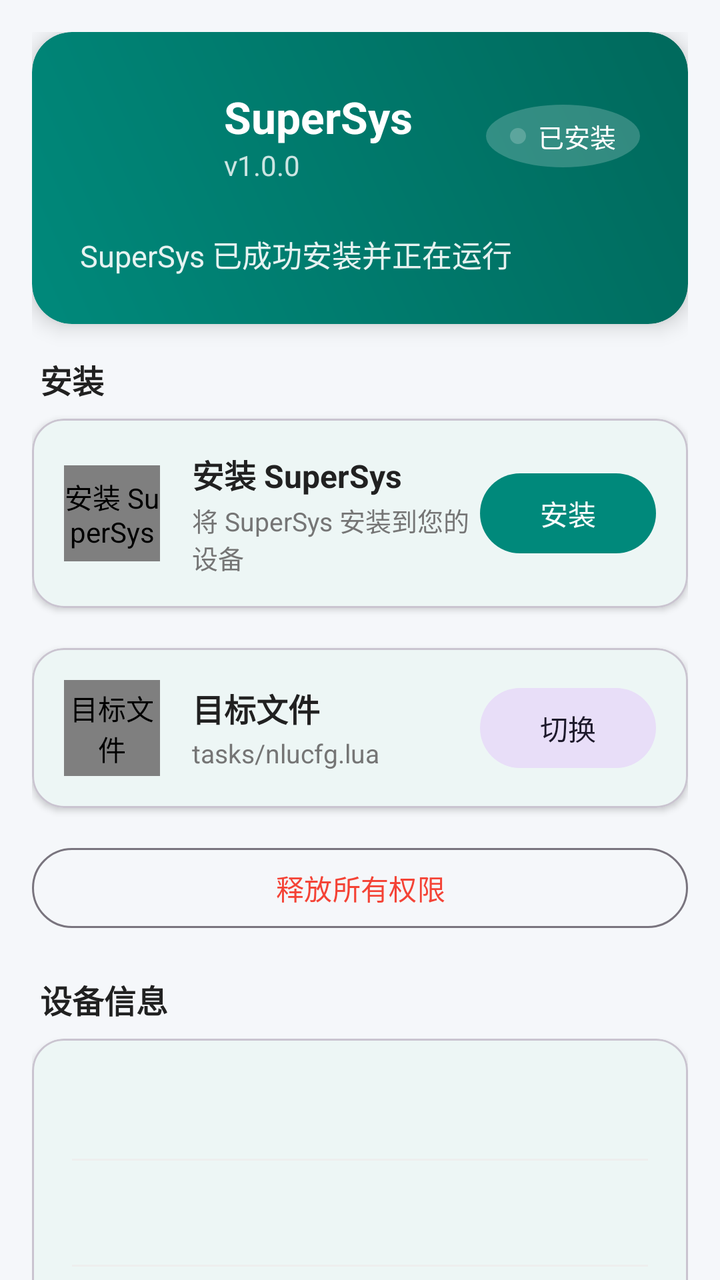
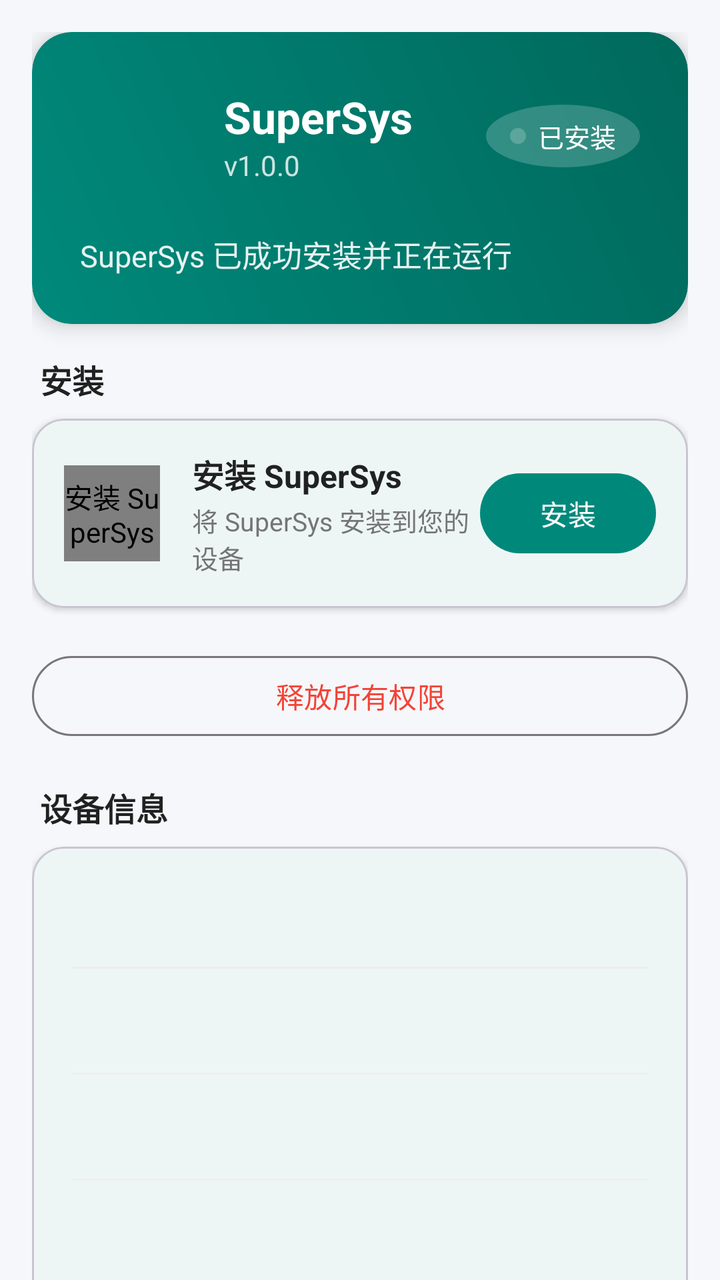

Compare the two renders of this Android layout. The source of the first and the diff that turns it into the second are given below.
<!-- AndroidManifest.xml: application theme Theme.SuperSys -->
<!-- res/layout/fragment_home.xml -->
<?xml version="1.0" encoding="utf-8"?>
<ScrollView xmlns:android="http://schemas.android.com/apk/res/android"
    xmlns:app="http://schemas.android.com/apk/res-auto"
    android:layout_width="match_parent"
    android:layout_height="match_parent"
    android:background="?android:attr/colorBackground"
    android:fillViewport="true"
    android:scrollbars="none">

    <LinearLayout
        android:layout_width="match_parent"
        android:layout_height="wrap_content"
        android:orientation="vertical"
        android:padding="16dp">

        
        <com.google.android.material.card.MaterialCardView
            android:id="@+id/card_status"
            android:layout_width="match_parent"
            android:layout_height="wrap_content"
            android:layout_marginBottom="16dp"
            app:cardCornerRadius="20dp"
            app:cardElevation="6dp"
            app:strokeWidth="0dp"
            app:cardPreventCornerOverlap="false">

            <LinearLayout
                android:layout_width="match_parent"
                android:layout_height="wrap_content"
                android:orientation="vertical"
                android:background="@drawable/bg_install_card"
                android:padding="24dp">

                <LinearLayout
                    android:layout_width="match_parent"
                    android:layout_height="wrap_content"
                    android:orientation="horizontal"
                    android:gravity="center_vertical">

                    <ImageView
                        android:layout_width="56dp"
                        android:layout_height="56dp"
                        android:src="@mipmap/ic_launcher"
                        android:contentDescription="@string/app_name" />

                    <LinearLayout
                        android:layout_width="0dp"
                        android:layout_height="wrap_content"
                        android:layout_weight="1"
                        android:layout_marginStart="16dp"
                        android:orientation="vertical">

                        <TextView
                            android:layout_width="wrap_content"
                            android:layout_height="wrap_content"
                            android:text="@string/app_name"
                            android:textColor="@color/white"
                            android:textSize="22sp"
                            android:textStyle="bold" />

                        <TextView
                            android:id="@+id/tv_status_version"
                            android:layout_width="wrap_content"
                            android:layout_height="wrap_content"
                            android:text="@string/home_version_value"
                            android:textColor="#CCFFFFFF"
                            android:textSize="14sp" />
                    </LinearLayout>

                    <LinearLayout
                        android:layout_width="wrap_content"
                        android:layout_height="wrap_content"
                        android:orientation="horizontal"
                        android:gravity="center_vertical"
                        android:background="@drawable/bg_status_badge"
                        android:paddingHorizontal="12dp"
                        android:paddingVertical="6dp">

                        <View
                            android:id="@+id/dot_status"
                            android:layout_width="8dp"
                            android:layout_height="8dp"
                            android:background="@drawable/bg_status_badge" />

                        <TextView
                            android:id="@+id/tv_status_badge"
                            android:layout_width="wrap_content"
                            android:layout_height="wrap_content"
                            android:layout_marginStart="6dp"
                            android:text="@string/home_status_installed"
                            android:textColor="@color/white"
                            android:textSize="13sp" />
                    </LinearLayout>
                </LinearLayout>

                <TextView
                    android:id="@+id/tv_status_message"
                    android:layout_width="match_parent"
                    android:layout_height="wrap_content"
                    android:layout_marginTop="20dp"
                    android:text="SuperSys 已成功安装并正在运行"
                    android:textColor="#E6FFFFFF"
                    android:textSize="15sp" />
            </LinearLayout>
        </com.google.android.material.card.MaterialCardView>

        
        <TextView
            android:layout_width="wrap_content"
            android:layout_height="wrap_content"
            android:layout_marginStart="4dp"
            android:layout_marginBottom="8dp"
            android:text="安装"
            android:textColor="@color/text_primary"
            android:textSize="16sp"
            android:textStyle="bold" />

        <com.google.android.material.card.MaterialCardView
            android:id="@+id/card_install"
            android:layout_width="match_parent"
            android:layout_height="wrap_content"
            android:layout_marginBottom="20dp"
            app:cardCornerRadius="16dp"
            app:cardElevation="2dp"
            app:cardPreventCornerOverlap="false"
            android:focusable="true"
            android:clickable="true">

            <LinearLayout
                android:layout_width="match_parent"
                android:layout_height="wrap_content"
                android:orientation="horizontal"
                android:gravity="center_vertical"
                android:padding="16dp">

                <net.steamcrafted.materialiconlib.MaterialIconView
                    android:layout_width="48dp"
                    android:layout_height="48dp"
                    app:materialIcon="download"
                    app:materialIconColor="@color/primary"
                    app:materialIconSize="32dp"
                    android:scaleType="center"
                    android:contentDescription="@string/home_install_title" />

                <LinearLayout
                    android:layout_width="0dp"
                    android:layout_height="wrap_content"
                    android:layout_weight="1"
                    android:layout_marginStart="16dp"
                    android:orientation="vertical">

                    <TextView
                        android:layout_width="wrap_content"
                        android:layout_height="wrap_content"
                        android:text="@string/home_install_title"
                        android:textColor="@color/text_primary"
                        android:textSize="16sp"
                        android:textStyle="bold" />

                    <TextView
                        android:layout_width="wrap_content"
                        android:layout_height="wrap_content"
                        android:layout_marginTop="2dp"
                        android:text="@string/home_install_subtitle"
                        android:textColor="@color/text_secondary"
                        android:textSize="13sp" />
                </LinearLayout>

                <com.google.android.material.button.MaterialButton
                    android:id="@+id/btn_install"
                    android:layout_width="wrap_content"
                    android:layout_height="wrap_content"
                    android:text="@string/home_install_btn" />
            </LinearLayout>
        </com.google.android.material.card.MaterialCardView>

        
        <com.google.android.material.card.MaterialCardView
            android:id="@+id/card_target_file"
            android:layout_width="match_parent"
            android:layout_height="wrap_content"
            android:layout_marginBottom="16dp"
            app:cardCornerRadius="16dp"
            app:cardElevation="2dp"
            app:cardPreventCornerOverlap="false"
            android:focusable="true"
            android:clickable="true">

            <LinearLayout
                android:layout_width="match_parent"
                android:layout_height="wrap_content"
                android:orientation="horizontal"
                android:gravity="center_vertical"
                android:padding="16dp">

                <net.steamcrafted.materialiconlib.MaterialIconView
                    android:layout_width="48dp"
                    android:layout_height="48dp"
                    app:materialIcon="file_outline"
                    app:materialIconColor="@color/primary"
                    app:materialIconSize="32dp"
                    android:scaleType="center"
                    android:contentDescription="目标文件" />

                <LinearLayout
                    android:layout_width="0dp"
                    android:layout_height="wrap_content"
                    android:layout_weight="1"
                    android:layout_marginStart="16dp"
                    android:orientation="vertical">

                    <TextView
                        android:layout_width="wrap_content"
                        android:layout_height="wrap_content"
                        android:text="目标文件"
                        android:textColor="@color/text_primary"
                        android:textSize="16sp"
                        android:textStyle="bold" />

                    <TextView
                        android:id="@+id/tv_target_file_value"
                        android:layout_width="wrap_content"
                        android:layout_height="wrap_content"
                        android:layout_marginTop="2dp"
                        android:text="tasks/nlucfg.lua"
                        android:textColor="@color/text_secondary"
                        android:textSize="13sp"
                        android:singleLine="true"
                        android:ellipsize="end" />
                </LinearLayout>

                <com.google.android.material.button.MaterialButton
                    android:id="@+id/btn_target_file"
                    style="@style/Widget.Material3.Button.TonalButton"
                    android:layout_width="wrap_content"
                    android:layout_height="wrap_content"
                    android:text="切换" />
            </LinearLayout>
        </com.google.android.material.card.MaterialCardView>

        
        <com.google.android.material.button.MaterialButton
            android:id="@+id/btn_revoke_permissions"
            style="@style/Widget.Material3.Button.OutlinedButton"
            android:layout_width="match_parent"
            android:layout_height="wrap_content"
            android:layout_marginBottom="20dp"
            android:text="释放所有权限"
            android:textColor="@color/status_error" />

        
        <TextView
            android:layout_width="wrap_content"
            android:layout_height="wrap_content"
            android:layout_marginStart="4dp"
            android:layout_marginBottom="8dp"
            android:text="@string/home_info_title"
            android:textColor="@color/text_primary"
            android:textSize="16sp"
            android:textStyle="bold" />

        <com.google.android.material.card.MaterialCardView
            android:layout_width="match_parent"
            android:layout_height="wrap_content"
            app:cardCornerRadius="16dp"
            app:cardElevation="2dp"
            app:cardPreventCornerOverlap="false">

            <LinearLayout
                android:layout_width="match_parent"
                android:layout_height="wrap_content"
                android:orientation="vertical"
                android:padding="8dp">

                <include layout="@layout/item_info"
                    android:id="@+id/info_supersys" />

                <View
                    android:layout_width="match_parent"
                    android:layout_height="1dp"
                    android:layout_marginHorizontal="12dp"
                    android:background="@color/divider" />

                <include layout="@layout/item_info"
                    android:id="@+id/info_android" />

                <View
                    android:layout_width="match_parent"
                    android:layout_height="1dp"
                    android:layout_marginHorizontal="12dp"
                    android:background="@color/divider" />

                <include layout="@layout/item_info"
                    android:id="@+id/info_device" />

                <View
                    android:layout_width="match_parent"
                    android:layout_height="1dp"
                    android:layout_marginHorizontal="12dp"
                    android:background="@color/divider" />

                <include layout="@layout/item_info"
                    android:id="@+id/info_patch" />

                <View
                    android:layout_width="match_parent"
                    android:layout_height="1dp"
                    android:layout_marginHorizontal="12dp"
                    android:background="@color/divider" />

                <include layout="@layout/item_info"
                    android:id="@+id/info_startanywhere" />

            </LinearLayout>
        </com.google.android.material.card.MaterialCardView>

    </LinearLayout>
</ScrollView>
<!-- res/layout/item_info.xml (included above) -->
<?xml version="1.0" encoding="utf-8"?>
<LinearLayout xmlns:android="http://schemas.android.com/apk/res/android"
    xmlns:app="http://schemas.android.com/apk/res-auto"
    android:layout_width="match_parent"
    android:layout_height="wrap_content"
    android:orientation="horizontal"
    android:gravity="center_vertical"
    android:padding="12dp">

    <ImageView
        android:id="@+id/iv_info_icon"
        android:layout_width="28dp"
        android:layout_height="28dp"
        android:contentDescription="info"
        app:tint="@color/primary" />

    <TextView
        android:id="@+id/tv_info_label"
        android:layout_width="0dp"
        android:layout_height="wrap_content"
        android:layout_weight="1"
        android:layout_marginStart="16dp"
        android:textColor="@color/text_primary"
        android:textSize="15sp" />

    <TextView
        android:id="@+id/tv_info_value"
        android:layout_width="wrap_content"
        android:layout_height="wrap_content"
        android:textColor="@color/text_secondary"
        android:textSize="14sp" />

</LinearLayout>
<!-- resources referenced by this layout -->
<resources>
  <color name="divider">#EEEEEE</color>
  <color name="primary">#00897B</color>
  <color name="status_error">#F44336</color>
  <color name="text_primary">#212121</color>
  <color name="text_secondary">#757575</color>
  <color name="white">#FFFFFF</color>
  <!-- drawable bg_install_card (drawable) -->
  <?xml version="1.0" encoding="utf-8"?>
  <shape xmlns:android="http://schemas.android.com/apk/res/android"
      android:shape="rectangle">
      <gradient
          android:startColor="#00897B"
          android:endColor="#00695C"
          android:angle="45" />
      <corners android:radius="20dp" />
  </shape>
  <!-- drawable bg_status_badge (drawable) -->
  <?xml version="1.0" encoding="utf-8"?>
  <shape xmlns:android="http://schemas.android.com/apk/res/android"
      android:shape="oval">
      <solid android:color="#33FFFFFF" />
  </shape>
  <!-- mipmap ic_launcher (mipmap-anydpi-v26) -->
  <?xml version="1.0" encoding="utf-8"?>
  <adaptive-icon xmlns:android="http://schemas.android.com/apk/res/android">
      <background android:drawable="@drawable/ic_launcher_background" />
      <foreground android:drawable="@mipmap/ic_launcher_foreground" />
      <monochrome android:drawable="@drawable/ic_launcher_foreground" />
  </adaptive-icon>
  <string name="app_name">SuperSys</string>
  <string name="home_info_title">设备信息</string>
  <string name="home_install_btn">安装</string>
  <string name="home_install_subtitle">将 SuperSys 安装到您的设备</string>
  <string name="home_install_title">安装 SuperSys</string>
  <string name="home_status_installed">已安装</string>
  <string name="home_version_value">v1.0.0</string>
  <style name="Theme.SuperSys" parent="Theme.Material3.DayNight.NoActionBar">
          <item name="colorPrimary">@color/primary</item>
          <item name="colorPrimaryVariant">@color/primary_dark</item>
          <item name="colorOnPrimary">@color/white</item>
          <item name="colorSecondary">@color/accent</item>
          <item name="colorOnSecondary">@color/white</item>
          <item name="colorSurface">@color/bg_card</item>
          <item name="colorOnSurface">@color/text_primary</item>
          <item name="android:colorBackground">@color/bg_page</item>
          <item name="colorOnError">@color/status_error</item>
          <item name="android:statusBarColor" tools:targetApi="l">@color/primary_dark</item>
          <item name="android:windowLightStatusBar" tools:targetApi="m">false</item>
      </style>
  <!-- drawable ic_launcher_background (drawable) -->
  <?xml version="1.0" encoding="utf-8"?>
  <shape xmlns:android="http://schemas.android.com/apk/res/android"
      android:shape="rectangle">
      <solid android:color="@color/primary" />
  </shape>
  <!-- drawable ic_launcher_foreground (drawable) -->
  <vector xmlns:android="http://schemas.android.com/apk/res/android"
      android:width="108dp"
      android:height="108dp"
      android:viewportWidth="108"
      android:viewportHeight="108">
      
      <path
          android:fillColor="#FFFFFF"
          android:pathData="M42,30 L50,30 L50,78 L42,78 Z" />
      <path
          android:fillColor="#FFFFFF"
          android:pathData="M58,30 L66,30 L66,78 L58,78 Z" />
      
      <path
          android:fillColor="#FFFFFF"
          android:pathData="M30,44 L78,44 L78,52 L30,52 Z" />
      <path
          android:fillColor="#FFFFFF"
          android:pathData="M30,56 L78,56 L78,64 L30,64 Z" />
  </vector>
  <color name="primary_dark">#00695C</color>
  <color name="accent">#00BFA5</color>
  <color name="bg_card">#FFFFFF</color>
  <color name="bg_page">#F5F7FA</color>
</resources>

<!-- the commit's change to res/layout/fragment_home.xml (unified diff, before → after) -->
@@ -171,70 +171,6 @@
                     android:layout_width="wrap_content"
                     android:layout_height="wrap_content"
                     android:text="@string/home_install_btn" />
-            </LinearLayout>
-        </com.google.android.material.card.MaterialCardView>
-
-        
-        <com.google.android.material.card.MaterialCardView
-            android:id="@+id/card_target_file"
-            android:layout_width="match_parent"
-            android:layout_height="wrap_content"
-            android:layout_marginBottom="16dp"
-            app:cardCornerRadius="16dp"
-            app:cardElevation="2dp"
-            app:cardPreventCornerOverlap="false"
-            android:focusable="true"
-            android:clickable="true">
-
-            <LinearLayout
-                android:layout_width="match_parent"
-                android:layout_height="wrap_content"
-                android:orientation="horizontal"
-                android:gravity="center_vertical"
-                android:padding="16dp">
-
-                <net.steamcrafted.materialiconlib.MaterialIconView
-                    android:layout_width="48dp"
-                    android:layout_height="48dp"
-                    app:materialIcon="file_outline"
-                    app:materialIconColor="@color/primary"
-                    app:materialIconSize="32dp"
-                    android:scaleType="center"
-                    android:contentDescription="目标文件" />
-
-                <LinearLayout
-                    android:layout_width="0dp"
-                    android:layout_height="wrap_content"
-                    android:layout_weight="1"
-                    android:layout_marginStart="16dp"
-                    android:orientation="vertical">
-
-                    <TextView
-                        android:layout_width="wrap_content"
-                        android:layout_height="wrap_content"
-                        android:text="目标文件"
-                        android:textColor="@color/text_primary"
-                        android:textSize="16sp"
-                        android:textStyle="bold" />
-
-                    <TextView
-                        android:id="@+id/tv_target_file_value"
-                        android:layout_width="wrap_content"
-                        android:layout_height="wrap_content"
-                        android:layout_marginTop="2dp"
-                        android:text="tasks/nlucfg.lua"
-                        android:textColor="@color/text_secondary"
-                        android:textSize="13sp"
-                        android:singleLine="true"
-                        android:ellipsize="end" />
-                </LinearLayout>
-
-                <com.google.android.material.button.MaterialButton
-                    android:id="@+id/btn_target_file"
-                    style="@style/Widget.Material3.Button.TonalButton"
-                    android:layout_width="wrap_content"
-                    android:layout_height="wrap_content"
-                    android:text="切换" />
             </LinearLayout>
         </com.google.android.material.card.MaterialCardView>
 
